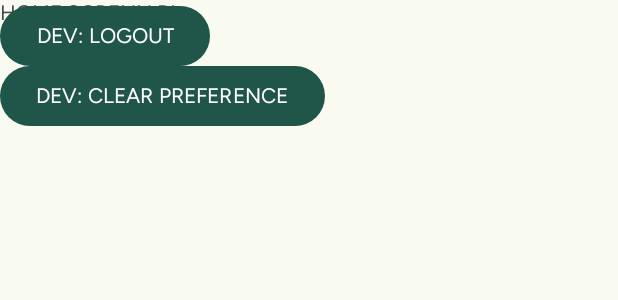
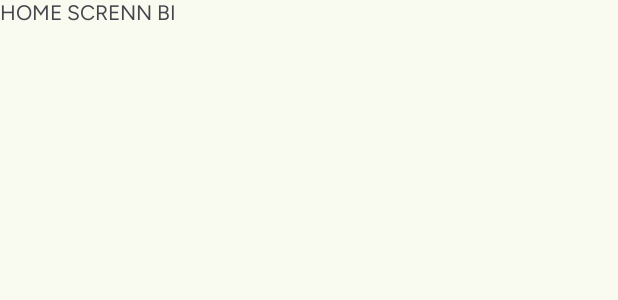
Before and after one commit to MuhammadAriefRahman1/Project-Mobile-Kelompok-4-ShareMeal, an Android app: the layout fragment_home.xml on its own in the app's theme, with its tools: preview values and no code run, on a phone screen of 412 x 824 dp. Shown: the top 300 px of the screen. Run offline under Robolectric (Android 15) with nearby library versions, the phone set to English and light mode, and no system bars.

Commit message:
refactor | refactor folders

```diff
--- a/app/src/main/res/layout/fragment_home.xml
+++ b/app/src/main/res/layout/fragment_home.xml
@@ -4,7 +4,7 @@
     android:layout_width="match_parent"
     android:layout_height="match_parent"
     android:background="@color/colorSurface"
-    tools:context=".vPagerFragment.home.HomeFragment">
+    tools:context=".home.HomeFragment">
 
     <!-- TODO: Update blank fragment layout -->
     <TextView
@@ -12,18 +12,5 @@
         android:layout_height="match_parent"
         android:text="HOME SCRENN BI" />
 
-    <Button
-        android:id="@+id/DEV_btn_home_logout"
-        android:layout_width="wrap_content"
-        android:layout_height="wrap_content"
-        android:text="DEV: LOGOUT" />
-
-    <Button
-        android:id="@+id/DEV_btn_home_clearpref"
-        android:layout_width="wrap_content"
-        android:layout_height="wrap_content"
-        android:layout_marginTop="40dp"
-        android:text="DEV: CLEAR PREFERENCE" />
-
 
 </FrameLayout>
--- a/app/src/main/res/layout/fragment_login.xml
+++ b/app/src/main/res/layout/fragment_login.xml
@@ -5,7 +5,7 @@
     android:layout_width="match_parent"
     android:layout_height="match_parent"
     android:background="@color/white"
-    tools:context=".vPagerFragment.onboarding.LoginFragment">
+    tools:context=".onboarding.LoginFragment">
 
     <LinearLayout
         android:layout_width="match_parent"
--- a/app/src/main/res/layout/fragment_notifikasi.xml
+++ b/app/src/main/res/layout/fragment_notifikasi.xml
@@ -3,7 +3,7 @@
     xmlns:tools="http://schemas.android.com/tools"
     android:layout_width="match_parent"
     android:layout_height="match_parent"
-    tools:context=".vPagerFragment.home.pages.NotifikasiFragment">
+    tools:context=".home.pages.NotifikasiFragment">
 
     <!-- TODO: Update blank fragment layout -->
     <TextView
--- a/app/src/main/res/layout/fragment_onboarding1.xml
+++ b/app/src/main/res/layout/fragment_onboarding1.xml
@@ -4,7 +4,7 @@
     xmlns:tools="http://schemas.android.com/tools"
     android:layout_width="match_parent"
     android:layout_height="match_parent"
-    tools:context=".vPagerFragment.onboarding.pagerFragments.Onboarding1Fragment">
+    tools:context=".onboarding.pagerFragments.Onboarding1Fragment">
 
     <LinearLayout
         android:layout_width="match_parent"
--- a/app/src/main/res/layout/fragment_onboarding2.xml
+++ b/app/src/main/res/layout/fragment_onboarding2.xml
@@ -4,7 +4,7 @@
     xmlns:tools="http://schemas.android.com/tools"
     android:layout_width="match_parent"
     android:layout_height="match_parent"
-    tools:context=".vPagerFragment.onboarding.pagerFragments.Onboarding2Fragment">
+    tools:context=".onboarding.pagerFragments.Onboarding2Fragment">
 
     <LinearLayout
         android:layout_width="match_parent"
--- a/app/src/main/res/layout/fragment_onboarding3.xml
+++ b/app/src/main/res/layout/fragment_onboarding3.xml
@@ -4,7 +4,7 @@
     xmlns:tools="http://schemas.android.com/tools"
     android:layout_width="match_parent"
     android:layout_height="match_parent"
-    tools:context=".vPagerFragment.onboarding.pagerFragments.Onboarding3Fragment">
+    tools:context=".onboarding.pagerFragments.Onboarding3Fragment">
 
     <LinearLayout
         android:layout_width="match_parent"
--- a/app/src/main/res/layout/fragment_register.xml
+++ b/app/src/main/res/layout/fragment_register.xml
@@ -5,7 +5,7 @@
     android:layout_width="match_parent"
     android:layout_height="match_parent"
     android:background="@color/white"
-    tools:context=".vPagerFragment.onboarding.RegisterFragment">
+    tools:context=".onboarding.RegisterFragment">
 
     <ScrollView
         android:layout_width="match_parent"
--- a/app/src/main/res/layout/fragment_riwayat.xml
+++ b/app/src/main/res/layout/fragment_riwayat.xml
@@ -3,7 +3,7 @@
     xmlns:tools="http://schemas.android.com/tools"
     android:layout_width="match_parent"
     android:layout_height="match_parent"
-    tools:context=".vPagerFragment.home.pages.RiwayatFragment">
+    tools:context=".home.pages.RiwayatFragment">
 
     <!-- TODO: Update blank fragment layout -->
     <TextView
--- a/app/src/main/res/layout/fragment_splash_screen.xml
+++ b/app/src/main/res/layout/fragment_splash_screen.xml
@@ -5,7 +5,7 @@
     android:layout_width="match_parent"
     android:layout_height="match_parent"
     android:background="@color/colorSurface"
-    tools:context=".vPagerFragment.onboarding.SplashScreenFragment">
+    tools:context=".onboarding.SplashScreenFragment">
 
     <ImageView
         android:id="@+id/imageView_splashScreen_logo"
--- a/app/src/main/res/layout/fragment_view_pager.xml
+++ b/app/src/main/res/layout/fragment_view_pager.xml
@@ -4,7 +4,7 @@
     xmlns:tools="http://schemas.android.com/tools"
     android:layout_width="match_parent"
     android:layout_height="match_parent"
-    tools:context=".vPagerFragment.onboarding.ViewPagerFragment">
+    tools:context=".onboarding.ViewPagerFragment">
 
     <androidx.viewpager2.widget.ViewPager2
         android:id="@+id/viewPager"
--- a/app/src/main/res/navigation/home_nav.xml
+++ b/app/src/main/res/navigation/home_nav.xml
@@ -6,7 +6,7 @@
     app:startDestination="@id/homeFragment">
     <fragment
         android:id="@+id/homeFragment"
-        android:name="com.kelompok_4.share_meal.vPagerFragment.home.HomeFragment"
+        android:name="com.kelompok_4.share_meal.home.HomeFragment"
         android:label="fragment_home"
         tools:layout="@layout/fragment_home" />
 </navigation>
```
